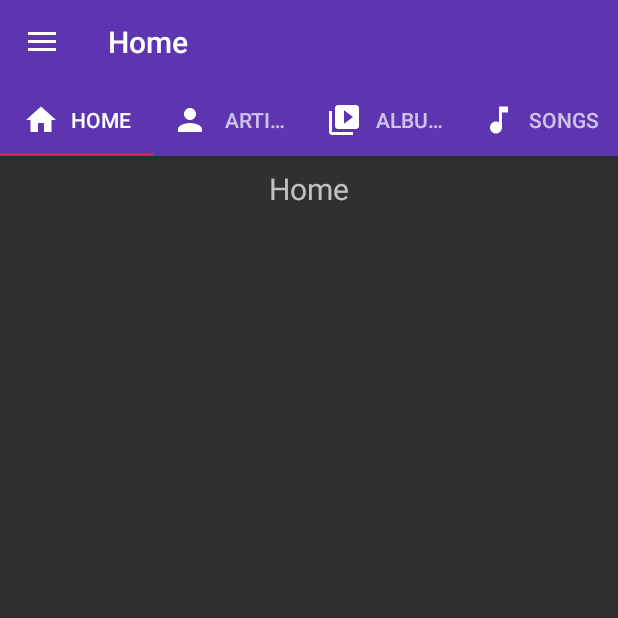
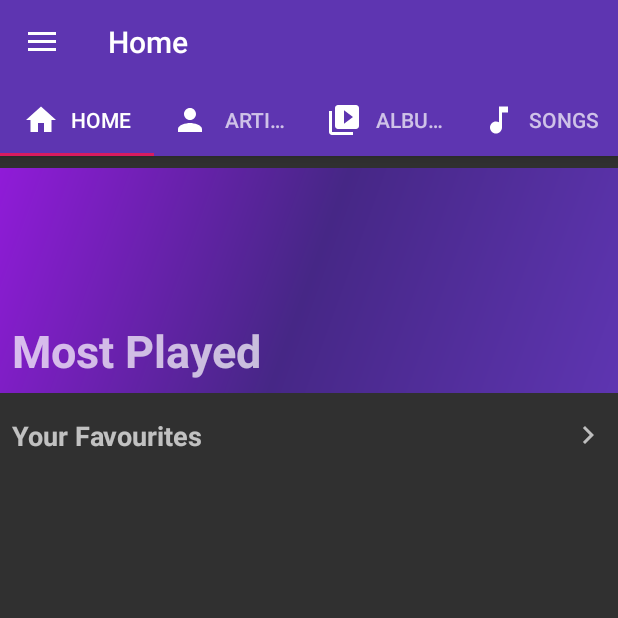
Before and after one commit to jamesscully/Hendrix, an Android app: the screen it shows after launch (MainActivity), on a phone screen of 412 x 824 dp, the top half of it. Run offline under Robolectric (Android 15) with nearby library versions, the phone set to English and light mode, and no system bars; our stand-ins replace navigation-ui.

Commit message:
Commit for transfer

```diff
--- a/app/src/main/java/com/scullyapps/hendrix/ui/home/HomeFragment.kt
+++ b/app/src/main/java/com/scullyapps/hendrix/ui/home/HomeFragment.kt
@@ -22,10 +22,6 @@ class HomeFragment : Fragment() {
         homeViewModel =
             ViewModelProviders.of(this).get(HomeViewModel::class.java)
         val root = inflater.inflate(R.layout.fragment_home, container, false)
-        val textView: TextView = root.findViewById(R.id.text_home)
-        homeViewModel.text.observe(this, Observer {
-            textView.text = it
-        })
         return root
     }
 }
--- /dev/null
+++ b/app/src/main/res/drawable/ic_arrow_forward.xml
@@ -0,0 +1,9 @@
+<vector xmlns:android="http://schemas.android.com/apk/res/android"
+        android:width="24dp"
+        android:height="24dp"
+        android:viewportWidth="24.0"
+        android:viewportHeight="24.0">
+    <path
+        android:fillColor="#FF000000"
+        android:pathData="M10,6L8.59,7.41 13.17,12l-4.58,4.59L10,18l6,-6z"/>
+</vector>
--- a/app/src/main/res/layout/fragment_home.xml
+++ b/app/src/main/res/layout/fragment_home.xml
@@ -1,19 +1,72 @@
 <?xml version="1.0" encoding="utf-8"?>
 <androidx.constraintlayout.widget.ConstraintLayout xmlns:android="http://schemas.android.com/apk/res/android"
     xmlns:app="http://schemas.android.com/apk/res-auto"
+    xmlns:tools="http://schemas.android.com/tools"
     android:layout_width="match_parent"
     android:layout_height="match_parent">
 
-    <TextView
-        android:id="@+id/text_home"
+    <FrameLayout
+        android:id="@+id/frameLayout"
         android:layout_width="match_parent"
         android:layout_height="wrap_content"
-        android:layout_marginStart="8dp"
         android:layout_marginTop="8dp"
-        android:layout_marginEnd="8dp"
-        android:textAlignment="center"
-        android:textSize="20sp"
+        android:layout_marginBottom="16dp"
+        app:layout_constraintBottom_toTopOf="@+id/linearLayout"
         app:layout_constraintEnd_toEndOf="parent"
         app:layout_constraintStart_toStartOf="parent"
-        app:layout_constraintTop_toTopOf="parent" />
+        app:layout_constraintTop_toTopOf="parent">
+
+        <ImageView
+            android:id="@+id/imageView2"
+            android:layout_width="match_parent"
+            android:layout_height="150dp"
+            app:srcCompat="@drawable/side_nav_bar" />
+
+        <TextView
+            android:id="@+id/textView2"
+            android:layout_width="wrap_content"
+            android:layout_height="wrap_content"
+            android:layout_gravity="bottom"
+            android:layout_marginStart="8dp"
+            android:layout_marginBottom="8dp"
+            android:text="Most Played"
+            android:textSize="30sp"
+            android:textStyle="bold" />
+    </FrameLayout>
+
+    <LinearLayout
+        android:id="@+id/linearLayout"
+        android:layout_width="match_parent"
+        android:layout_height="0dp"
+        android:layout_marginStart="8dp"
+        android:layout_marginEnd="8dp"
+        android:orientation="vertical"
+        app:layout_constraintBottom_toBottomOf="parent"
+        app:layout_constraintEnd_toEndOf="parent"
+        app:layout_constraintStart_toStartOf="parent"
+        app:layout_constraintTop_toBottomOf="@+id/frameLayout">
+
+        <LinearLayout
+            android:layout_width="match_parent"
+            android:layout_height="125dp"
+            android:orientation="vertical">
+
+            <TextView
+                android:id="@+id/textView3"
+                android:layout_width="match_parent"
+                android:layout_height="wrap_content"
+                android:drawableRight="@drawable/ic_arrow_forward"
+                android:drawableTint="@android:color/secondary_text_dark"
+                android:text="Your Favourites"
+                android:textAlignment="viewStart"
+                android:textSize="18sp"
+                android:textStyle="bold" />
+
+            <LinearLayout
+                android:layout_width="match_parent"
+                android:layout_height="match_parent"
+                android:orientation="horizontal"></LinearLayout>
+        </LinearLayout>
+
+    </LinearLayout>
 </androidx.constraintlayout.widget.ConstraintLayout>
```
